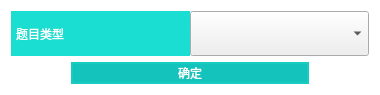
jkjkil4/ExamSysTeacher, file SubWidget/addquesdialog.ui: the form before one commit.
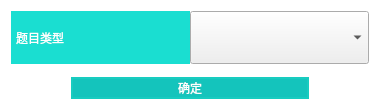
The form after the commit.

What changed in the file:
```diff
--- a/SubWidget/addquesdialog.ui
+++ b/SubWidget/addquesdialog.ui
@@ -7,19 +7,19 @@
     <x>0</x>
     <y>0</y>
     <width>380</width>
-    <height>95</height>
+    <height>110</height>
    </rect>
   </property>
   <property name="minimumSize">
    <size>
     <width>380</width>
-    <height>95</height>
+    <height>110</height>
    </size>
   </property>
   <property name="maximumSize">
    <size>
     <width>380</width>
-    <height>95</height>
+    <height>110</height>
    </size>
   </property>
   <property name="windowTitle">
@@ -30,7 +30,10 @@
 	background: white;
 }</string>
   </property>
-  <layout class="QVBoxLayout" name="verticalLayout">
+  <layout class="QVBoxLayout" name="verticalLayout" stretch="4,1,4">
+   <property name="spacing">
+    <number>0</number>
+   </property>
    <item>
     <layout class="QHBoxLayout" name="horizontalLayout" stretch="2,2">
      <property name="spacing">
@@ -62,6 +65,19 @@
      </item>
     </layout>
    </item>
+   <item>
+    <spacer name="verticalSpacer">
+     <property name="orientation">
+      <enum>Qt::Vertical</enum>
+     </property>
+     <property name="sizeHint" stdset="0">
+      <size>
+       <width>20</width>
+       <height>40</height>
+      </size>
+     </property>
+    </spacer>
+   </item>
    <item>
     <layout class="QHBoxLayout" name="horizontalLayout_2" stretch="1,4,1">
      <item>
```
Left out of the diff: 2 changed lines with no effect on the pictures.
